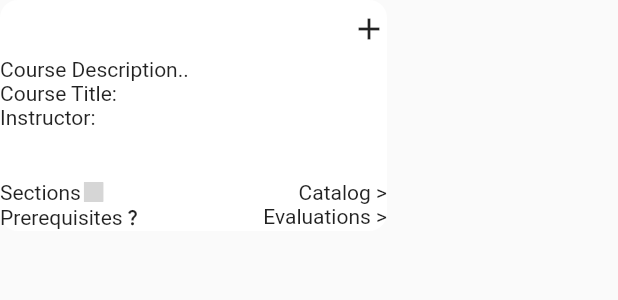
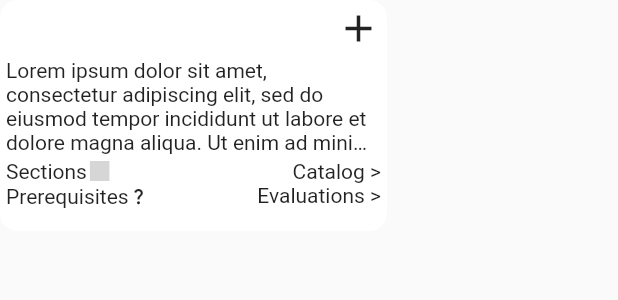
Before and after one commit to dhalmy/iit-scheduling-app, a Flutter app: the CourseItemWidget widget shown alone on an empty page, opened directly with empty values, on a phone screen of 412 x 824 dp. Shown: the top 300 px of the screen. Run offline on Flutter 3.47's test engine with Material 2 defaults, Android fonts, the phone set to English and light mode, and no system bars; our stand-ins replace date_picker_timeline, flutter_dotenv, flutter_svg, shared_preferences, supabase_flutter; missing offline and left inert: dart_openai, enum_to_string; accounts and stored records are empty; grey boxes are pictures that could not be loaded.

Commit message:
Started to make some adjustments in the course cards to allow rmp to appear.

```diff
--- a/lib/nav_bar/course_selection/lookup/query_grid/course_item_widget.dart
+++ b/lib/nav_bar/course_selection/lookup/query_grid/course_item_widget.dart
@@ -1,4 +1,5 @@
 import 'package:flutter/material.dart';
+import 'package:iitschedulingapp/hover_builder.dart';
 import 'package:iitschedulingapp/nav_bar/course_selection/lookup/query_grid/grid_svg_icon_logic.dart';
 import 'package:provider/provider.dart';
 
@@ -9,7 +10,8 @@ class CourseItemWidget extends StatelessWidget {
   final Course course;
   final bool isSmallWidget;
 
-  const CourseItemWidget({Key? key, required this.course, required this.isSmallWidget})
+  const CourseItemWidget(
+      {Key? key, required this.course, required this.isSmallWidget})
       : super(key: key);
 
   @override
@@ -21,6 +23,8 @@ class CourseItemWidget extends StatelessWidget {
         color: Colors.white,
         borderRadius: BorderRadius.circular(12.0),
       ),
+      child: Padding(
+        padding: const EdgeInsets.all(4),
         child: Column(
           crossAxisAlignment: CrossAxisAlignment.start,
           children: [
@@ -32,25 +36,39 @@ class CourseItemWidget extends StatelessWidget {
                       course.courseCode,
                       style: TextStyle(
                         fontWeight: FontWeight.w600,
-                      fontSize: isSmallWidget ? 20 : 32,
+                        fontSize: isSmallWidget ? 20 : 30,
                       ),
                     ),
                   ),
                 ),
                 InkWell(
                   onTap: () {
-                  final selectedCoursesProvider = context.read<SelectedCourses>();
+                    final selectedCoursesProvider =
+                    context.read<SelectedCourses>();
                     selectedCoursesProvider.addCourse(
                       "${course.courseCode} ${course.courseTitle} - ${course.instructor} ~ ${course.days} ${course.time}",
                     );
                   },
-                child: const Icon(Icons.add),
+                  child: Column(
+                    children: [
+                      Icon(
+                        Icons.add,
+                        size: isSmallWidget ? 20 : 30,
+                      ),
+                      const SizedBox(
+                        height: 5,
                       ),
                     ],
                   ),
-          const Text('Course Description..'),
-          Text('Course Title: ${course.courseTitle}'),
-          Expanded(child: SizedBox(child: Text('Instructor: ${course.instructor}'))),
+                ),
+              ],
+            ),
+            Text(
+              'Lorem ipsum dolor sit amet, consectetur adipiscing elit, sed do eiusmod tempor incididunt ut labore et dolore magna aliqua. Ut enim ad minim veniam, quis nostrud exercitation ullamco laboris nisi ut aliquip ex ea commodo consequat',
+              overflow: TextOverflow.ellipsis,
+              maxLines: isSmallWidget ? 3 : 4, // Adjust maxLines as needed
+            ),
+            const SizedBox(height: 2,),
             Row(
               mainAxisAlignment: MainAxisAlignment.spaceBetween,
               children: [
@@ -63,7 +81,8 @@ class CourseItemWidget extends StatelessWidget {
                         children: [
                           const Text('Sections'),
                           const SizedBox(width: 2),
-                        GridSvgIconLogic().getSectionsIcon(course.enrolled, course.max),
+                          GridSvgIconLogic()
+                              .getSectionsIcon(course.enrolled, course.max),
                         ],
                       ),
                     ),
@@ -81,11 +100,33 @@ class CourseItemWidget extends StatelessWidget {
                     const SizedBox(height: 1),
                   ],
                 ),
-              const Column(
+                Column(
                   crossAxisAlignment: CrossAxisAlignment.end,
                   children: [
-                  Text('Catalog >'),
-                  Text('Evaluations >'),
+                    const Text('Catalog >'),
+                    HoverBuilder(builder: (isHovering) {
+                      return Stack(
+                        children: [
+                          Text(
+                            'Evaluations >',
+                            style: TextStyle(
+                              fontWeight: isHovering ? FontWeight.w500 : FontWeight.w400,
+                              fontSize: isHovering ? 16 : 14,
+                            ),
+                          ),
+                          Positioned(
+                            bottom: 0,
+                            left: 0,
+                            right: 0,
+                            child: AnimatedContainer(
+                              duration: const Duration(milliseconds: 300),
+                              height: isHovering ? 150 : 0,
+                              color: Colors.blue,
+                            ),
+                          ),
+                        ],
+                      );
+                    }),
                   ],
                 ),
               ],
@@ -93,6 +134,7 @@ class CourseItemWidget extends StatelessWidget {
             // Add more Text widgets for other course details as needed
           ],
         ),
+      ),
     );
   }
 }
```
Also changed, not shown: lib/nav_bar/course_selection/lookup/query_grid/evaluations/evaluations.dart (added), 1 other file. Lines whose indentation alone changed are shown as unchanged.
